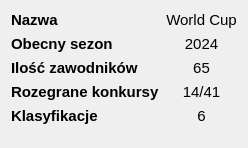
Old version of the form source/UI/Seasons/SimulationSaveInfoWidget.ui in the repository SiekamCebule/sj-sim.
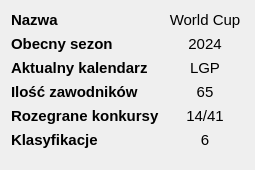
New version of the form.

What changed in the file:
```diff
--- a/source/UI/Seasons/SimulationSaveInfoWidget.ui
+++ b/source/UI/Seasons/SimulationSaveInfoWidget.ui
@@ -6,8 +6,8 @@
    <rect>
     <x>0</x>
     <y>0</y>
-    <width>244</width>
-    <height>148</height>
+    <width>255</width>
+    <height>170</height>
    </rect>
   </property>
   <property name="windowTitle">
@@ -73,6 +73,34 @@
       </widget>
      </item>
      <item row="2" column="0">
+      <widget class="QLabel" name="label_10">
+       <property name="font">
+        <font>
+         <pointsize>11</pointsize>
+         <bold>true</bold>
+        </font>
+       </property>
+       <property name="text">
+        <string>Aktualny kalendarz</string>
+       </property>
+      </widget>
+     </item>
+     <item row="2" column="1">
+      <widget class="QLabel" name="label_actualCalendar">
+       <property name="font">
+        <font>
+         <pointsize>11</pointsize>
+        </font>
+       </property>
+       <property name="text">
+        <string>LGP</string>
+       </property>
+       <property name="alignment">
+        <set>Qt::AlignCenter</set>
+       </property>
+      </widget>
+     </item>
+     <item row="3" column="0">
       <widget class="QLabel" name="label_4">
        <property name="font">
         <font>
@@ -85,7 +113,7 @@
        </property>
       </widget>
      </item>
-     <item row="2" column="1">
+     <item row="3" column="1">
       <widget class="QLabel" name="label_jumpersCount">
        <property name="font">
         <font>
@@ -100,7 +128,7 @@
        </property>
       </widget>
      </item>
-     <item row="3" column="0">
+     <item row="4" column="0">
       <widget class="QLabel" name="label_3">
        <property name="font">
         <font>
@@ -113,7 +141,7 @@
        </property>
       </widget>
      </item>
-     <item row="3" column="1">
+     <item row="4" column="1">
       <widget class="QLabel" name="label_playedCompetitions">
        <property name="font">
         <font>
@@ -128,7 +156,7 @@
        </property>
       </widget>
      </item>
-     <item row="4" column="0">
+     <item row="5" column="0">
       <widget class="QLabel" name="label_9">
        <property name="font">
         <font>
@@ -141,7 +169,7 @@
        </property>
       </widget>
      </item>
-     <item row="4" column="1">
+     <item row="5" column="1">
       <widget class="QLabel" name="label_classifications">
        <property name="font">
         <font>
```
